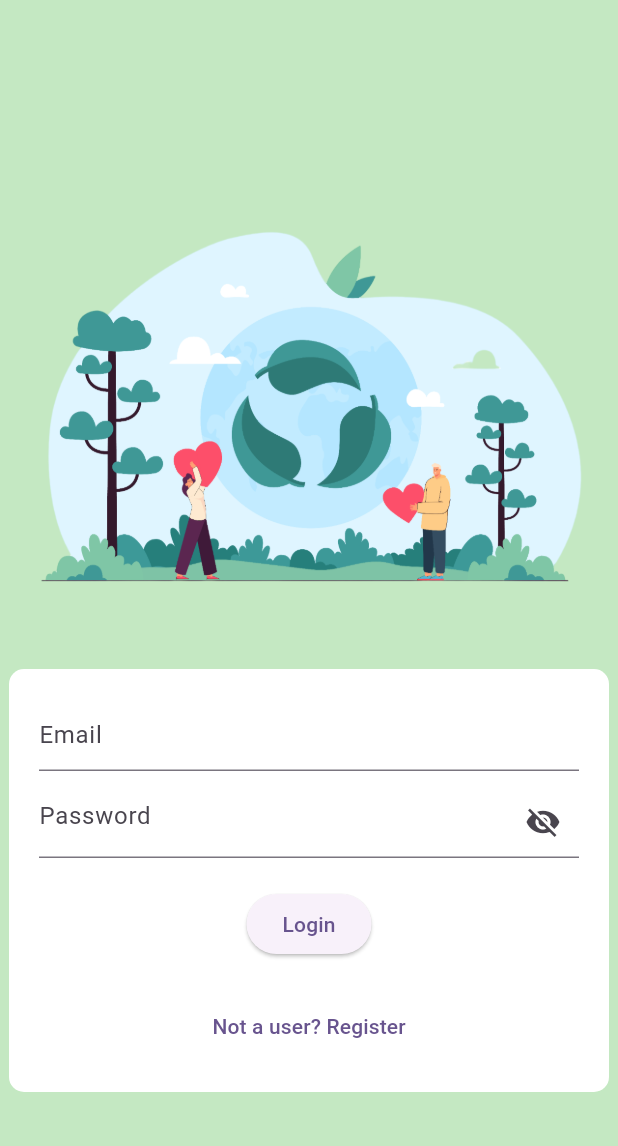
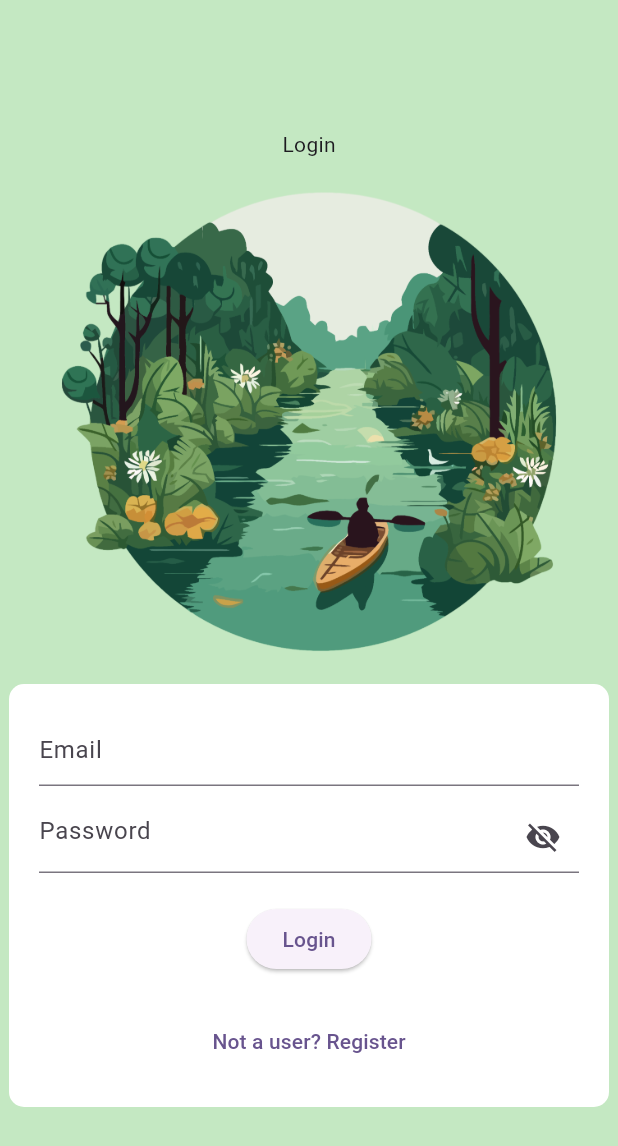
Before and after one commit to PrathibhaSithu/Eco-Clean-MobileApp, a Flutter app: the screen it shows after launch, on a phone screen of 412 x 824 dp. Shown: the top 1146 px of the screen. Run offline on Flutter 3.47's test engine with Material 3 defaults, Android fonts, the light colour scheme and no system bars; our stand-ins replace firebase_auth, firebase_core; accounts and stored records are empty.

Commit message:
Update login.dart

```diff
--- a/eco_clean_mobile_app/lib/login.dart
+++ b/eco_clean_mobile_app/lib/login.dart
@@ -30,12 +30,18 @@ class _LoginState extends State<Login> {
           child: Column(
             mainAxisAlignment: MainAxisAlignment.center,
             crossAxisAlignment: CrossAxisAlignment.center,
+              children: [
+          // Add an image at the top of the screen
+          Column(
             children: [
+              const Text("Login"),
               // Add an image at the top of the screen
               Image.asset(
-                'assets/imges/reg.png',
+                'assets/imges/login.png',
                 height: 350,
               ),
+              ]
+      ),
               // Wrap the login form in a container
               IntrinsicWidth(
                 child: IntrinsicHeight(
```
